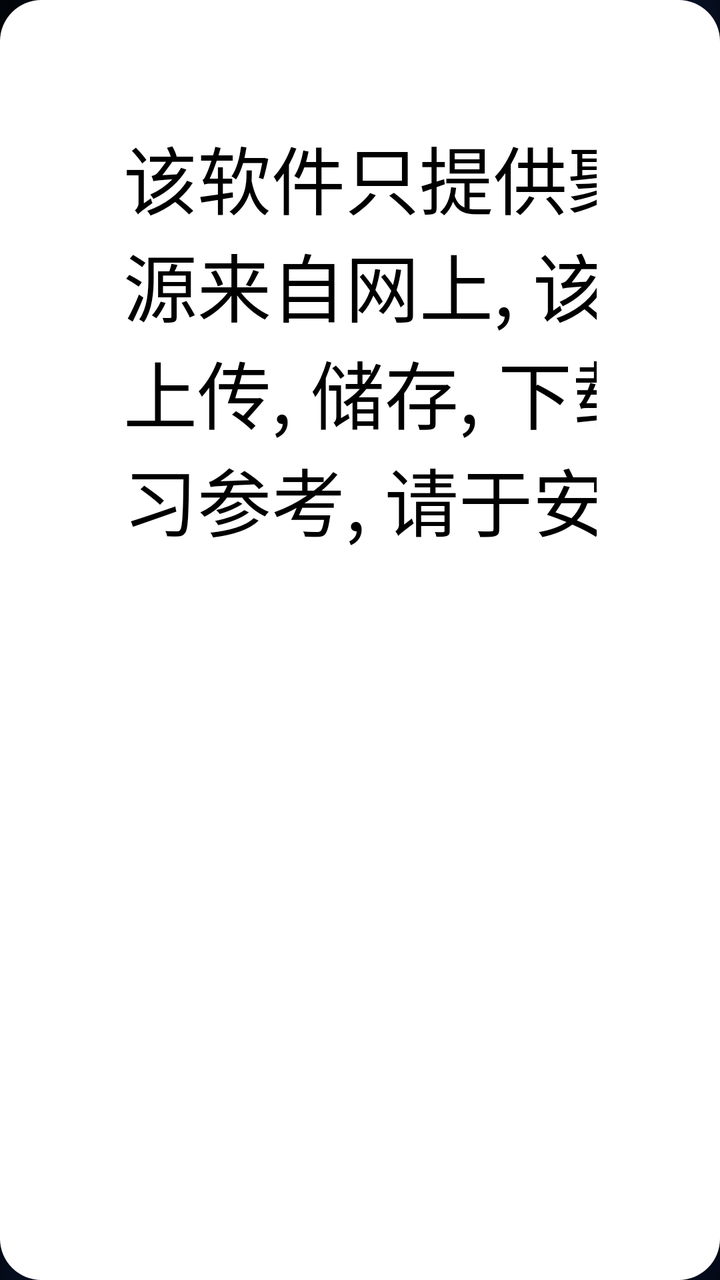
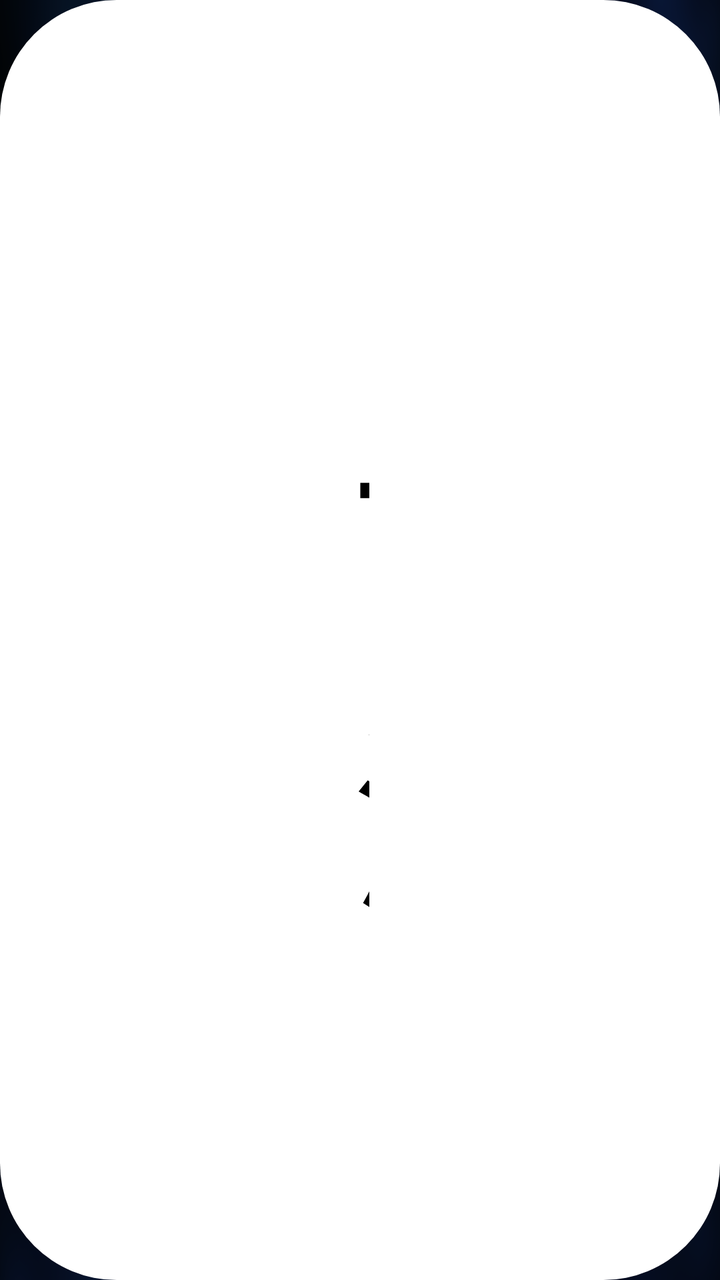

The first picture is an Android layout as it rendered before a commit; the second is the same layout after the commit. The layout source and the unified diff follow.
<!-- AndroidManifest.xml: application theme AppTheme.NoActionBar -->
<!-- res/layout/dialog_about.xml -->
<?xml version="1.0" encoding="utf-8"?>
<LinearLayout xmlns:android="http://schemas.android.com/apk/res/android"
    android:layout_width="wrap_content"
    android:layout_height="wrap_content"
    android:layout_gravity="center"
    android:background="@drawable/update_dialog_bg"
    android:orientation="vertical"
    android:padding="30pt">

    <TextView
        android:layout_width="300pt"
        android:layout_height="wrap_content"
        android:background="@drawable/splash_focus"
        android:text="本APP基于开源项目TVMovie修改\n\n感谢pj567大佬的开源\n\n所有资源来自网上, 该软件不参与任何制作, 上传, 储存, 下载等内容. 该软件仅供学习参考, 请于安装后24小时内删除."
        android:textColor="@android:color/black"
        android:textSize="18pt"
        android:visibility="gone" />

    <TextView
        android:layout_width="300pt"
        android:layout_height="wrap_content"
        android:background="@drawable/splash_focus"
        android:text="该软件只提供聚合展示功能，所有资源来自网上, 该软件不参与任何制作, 上传, 储存, 下载等内容. 该软件仅供学习参考, 请于安装后24小时内删除."
        android:textColor="@android:color/black"
        android:textSize="18pt" />

</LinearLayout>
<!-- resources referenced by this layout -->
<resources>
  <!-- drawable splash_focus (drawable) -->
  <?xml version="1.0" encoding="utf-8"?>
  <selector xmlns:android="http://schemas.android.com/apk/res/android">
      <item android:state_focused="true">
          <shape>
              <corners android:radius="5pt" />
              <solid android:color="@android:color/white" />
              <stroke android:width="2pt" android:color="@color/color_FF5F00" />
          </shape>
      </item>
      <item android:state_focused="false">
          <shape>
              <corners android:radius="5pt" />
              <solid android:color="@android:color/white" />
          </shape>
      </item>
  </selector>
  <!-- drawable update_dialog_bg (drawable) -->
  <?xml version="1.0" encoding="utf-8"?>
  <shape xmlns:android="http://schemas.android.com/apk/res/android">
      <corners android:radius="10pt"/>
      <solid android:color="@android:color/white"/>
  </shape>
  <style name="AppTheme.NoActionBar">
          <item name="android:windowActionBar">false</item>
          <item name="android:windowNoTitle">true</item>
          <item name="windowActionBar">false</item>
          <item name="android:windowFullscreen">true</item>//全屏即无通知栏
          <item name="android:windowContentOverlay">@null</item>//是否有遮盖
          <item name="windowNoTitle">true</item>
          <item name="android:keepScreenOn">true</item>
          
          <item name="android:windowBackground">@drawable/vod_thumb</item>
      </style>
  <color name="color_FF5F00">#FF5F00</color>
  <!-- drawable vod_thumb: png bitmap (drawable-xhdpi, 198620 bytes) -->
</resources>

<!-- the commit's change to res/layout/dialog_about.xml (unified diff, before → after) -->
@@ -5,23 +5,23 @@
     android:layout_gravity="center"
     android:background="@drawable/update_dialog_bg"
     android:orientation="vertical"
-    android:padding="30pt">
+    android:padding="30mm">
 
     <TextView
-        android:layout_width="300pt"
+        android:layout_width="300mm"
         android:layout_height="wrap_content"
         android:background="@drawable/splash_focus"
         android:text="本APP基于开源项目TVMovie修改\n\n感谢pj567大佬的开源\n\n所有资源来自网上, 该软件不参与任何制作, 上传, 储存, 下载等内容. 该软件仅供学习参考, 请于安装后24小时内删除."
         android:textColor="@android:color/black"
-        android:textSize="18pt"
+        android:textSize="18mm"
         android:visibility="gone" />
 
     <TextView
-        android:layout_width="300pt"
+        android:layout_width="300mm"
         android:layout_height="wrap_content"
         android:background="@drawable/splash_focus"
         android:text="该软件只提供聚合展示功能，所有资源来自网上, 该软件不参与任何制作, 上传, 储存, 下载等内容. 该软件仅供学习参考, 请于安装后24小时内删除."
         android:textColor="@android:color/black"
-        android:textSize="18pt" />
+        android:textSize="18mm" />
 
 </LinearLayout>
<!-- resource entries referenced after the edit -->
@@ -5,14 +5,14 @@
   <selector xmlns:android="http://schemas.android.com/apk/res/android">
       <item android:state_focused="true">
           <shape>
-              <corners android:radius="5pt" />
+              <corners android:radius="5mm" />
               <solid android:color="@android:color/white" />
-              <stroke android:width="2pt" android:color="@color/color_FF5F00" />
+              <stroke android:width="2mm" android:color="@color/color_FF5F00" />
           </shape>
       </item>
       <item android:state_focused="false">
           <shape>
-              <corners android:radius="5pt" />
+              <corners android:radius="5mm" />
               <solid android:color="@android:color/white" />
           </shape>
       </item>
@@ -20,7 +20,7 @@
   <!-- drawable update_dialog_bg (drawable) -->
   <?xml version="1.0" encoding="utf-8"?>
   <shape xmlns:android="http://schemas.android.com/apk/res/android">
-      <corners android:radius="10pt"/>
+      <corners android:radius="10mm"/>
       <solid android:color="@android:color/white"/>
   </shape>
   <style name="AppTheme.NoActionBar">
